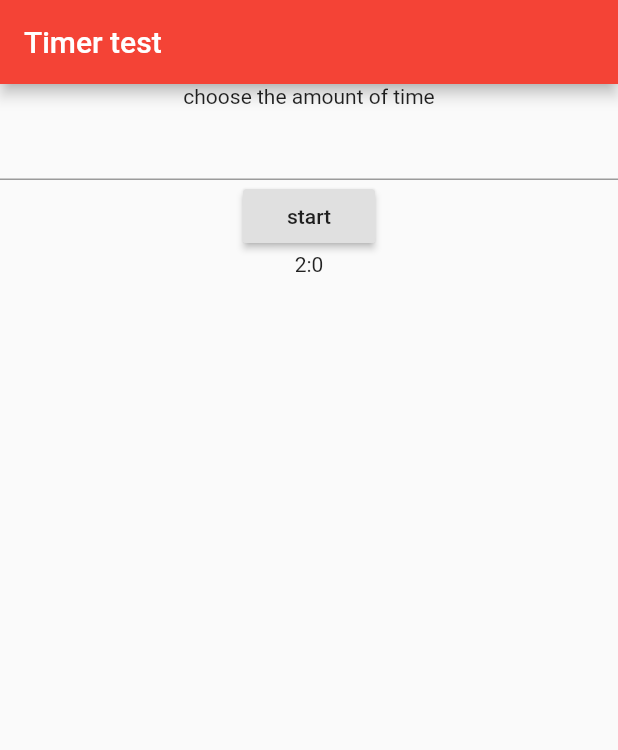
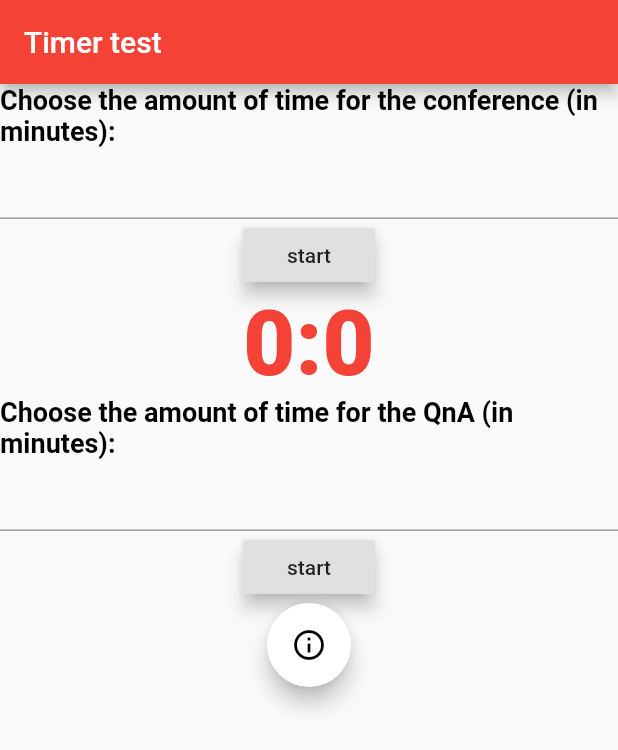
Before and after one commit to softeng-feup/open-cx-working-title, a Flutter app: the screen it shows after launch, on a phone screen of 412 x 824 dp. Shown: the top 750 px of the screen. Run offline on Flutter 3.47's test engine with Material 2 defaults, Android fonts, the light colour scheme and no system bars.

Commit message:
Updated timer
1 - Timer now has a functionality that allows the user to set the time for the Q&A
2 - Added the guide button which depicts the instructions to use this section of the app
3 - Made some smaller changes to the layout in order to make it more user friendly

```diff
--- a/ESOF-Proj/flutter_chat_ui_starter-master/lib/widgets/timer.dart
+++ b/ESOF-Proj/flutter_chat_ui_starter-master/lib/widgets/timer.dart
@@ -7,8 +7,8 @@ class Timer extends StatefulWidget {
 }
 
 class TimerState extends State<Timer> {
-  int _start = 120;
-int _current = 120;
+  int _start = 0;
+  int _current = 0;
 
 void startTimer() {
   CountdownTimer countDownTimer = new CountdownTimer(
@@ -27,27 +27,92 @@ void startTimer() {
   });
 }
 
+bool qna = false;
+
 Widget build(BuildContext context) {
   return new Scaffold(
     appBar: AppBar(title: Text("Timer test")),
     body: Column(
       children: <Widget>[
         Text(
-          "choose the amount of time",
+          "Choose the amount of time for the conference (in minutes): ",
+          style: TextStyle(
+            fontSize: 18.0,
+            fontWeight: FontWeight.bold,
+            color: Colors.black,
+            ),
           ),
         TextField(
           onChanged: (text) {
+            if((!(_start != _current)) && qna == false){
             _setTime(text);
+
+            }
+          },
+        ),
+      RaisedButton(
+        elevation: 5,
+          onPressed: () {
+            if(qna == false){
+            startTimer();
+            qna = true;
+            }
+          },
+          child: Text("start"),
+        ),
+        Text(
+          (_current/60).toInt().toString() + ":" + (_current%60).toString(),
+          style: TextStyle(
+            color: Colors.red,
+            fontWeight: FontWeight.w900,
+            fontSize: 60,
+          ),
+        ),
+        Text(
+          "Choose the amount of time for the QnA (in minutes): ",
+          style: TextStyle(
+            fontSize: 18.0,
+            fontWeight: FontWeight.bold,
+            color: Colors.black,
+            ),
+        ),
+        TextField(
+          onChanged: (text) {
+            if(_current == 0 && qna == true){
+            _setTime(text);
+            }
           },
         ),
         RaisedButton(
+          elevation: 5,
           onPressed: () {
             startTimer();
+            qna = true;
           },
           child: Text("start"),
         ),
-        //Text("$_current")
-        Text((_current/60).toInt().toString() + ":" + (_current%60).toString())
+        FloatingActionButton(
+          onPressed: () {
+            return showDialog(
+              context: context,
+              builder: (context) {
+                return AlertDialog(
+                  content: Text(
+                    "In order to use the timer you must first state how much time you have for your conference.\n"
+                    "At this moment you can press the first start button.\n"
+                    "Once the timer has reached zero, you can state how much time you have for the Q&A moment.\n"
+                    "Enjoy!\n"
+                  ),
+                );
+              },
+            );
+          },
+          tooltip: 'Guide',
+          child: Icon(
+            Icons.info_outline
+          ),
+          backgroundColor: Colors.white,
+        ),
       ],
     ),
   );
@@ -55,10 +120,11 @@ Widget build(BuildContext context) {
 
 void _setTime(String time){
   setState(() {
-    _start =  int.parse(time);
-    _current = int.parse(time);
+    _start =  int.parse(time)*60;
+    _current = int.parse(time)*60;
   });
 }
 
 
+
 }
```
